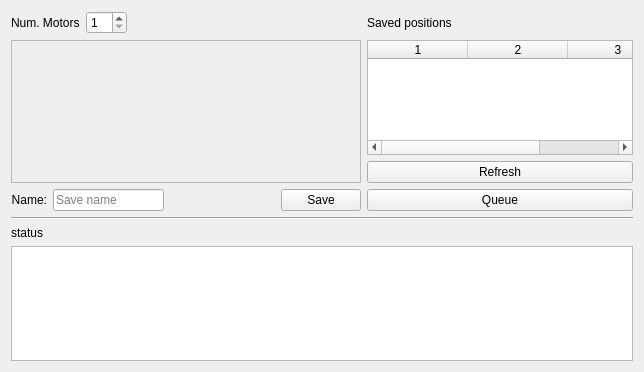
Old version of the form src/firefly/plans/save_motor_window.ui in the repository spc-group/haven.
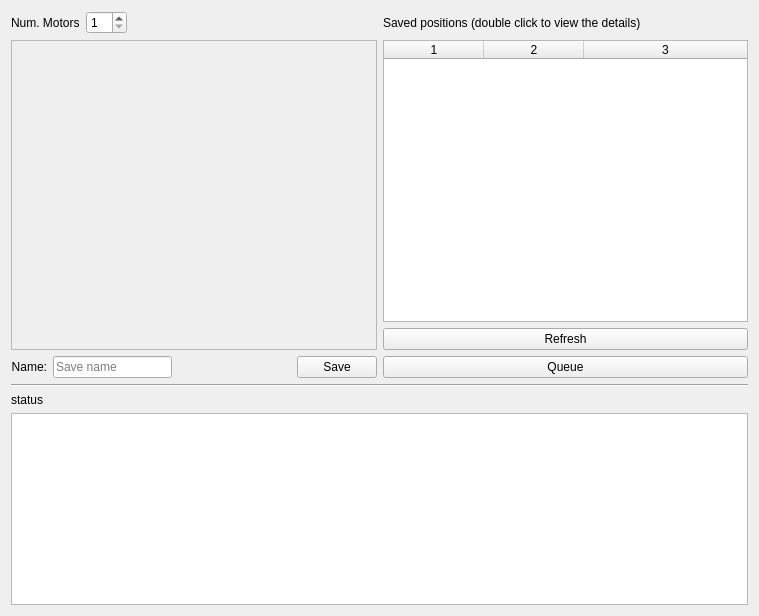
New version of the form. Custom widgets are drawn as their Qt base class.

Commit message: add individual columns for motor readback and offset values

What changed in the file:
```diff
--- a/src/firefly/plans/save_motor_window.ui
+++ b/src/firefly/plans/save_motor_window.ui
@@ -6,8 +6,8 @@
    <rect>
     <x>0</x>
     <y>0</y>
-    <width>644</width>
-    <height>372</height>
+    <width>759</width>
+    <height>616</height>
    </rect>
   </property>
   <property name="windowTitle">
@@ -27,7 +27,7 @@
           </sizepolicy>
          </property>
          <property name="text">
-          <string>Saved positions</string>
+          <string>Saved positions (double click to view the details)</string>
          </property>
         </widget>
        </item>
@@ -171,8 +171,8 @@
              <rect>
               <x>0</x>
               <y>0</y>
-              <width>348</width>
-              <height>134</height>
+              <width>362</width>
+              <height>293</height>
              </rect>
             </property>
             <layout class="QVBoxLayout" name="verticalLayout_5">
```
The commit also changes 1 other file.
